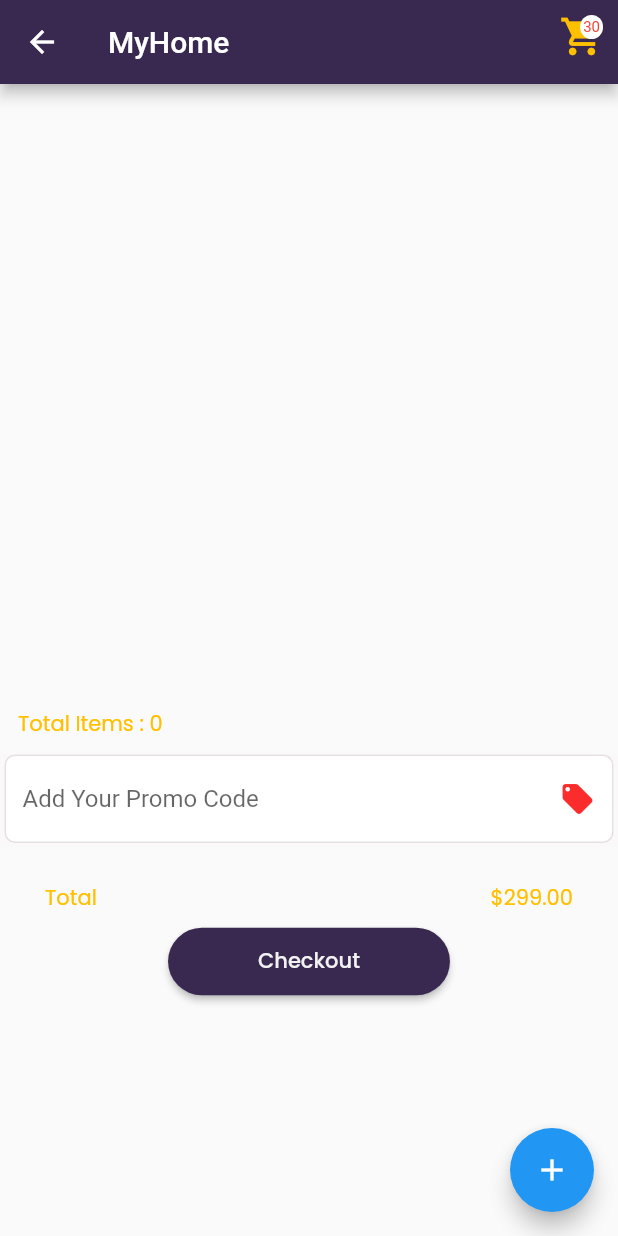
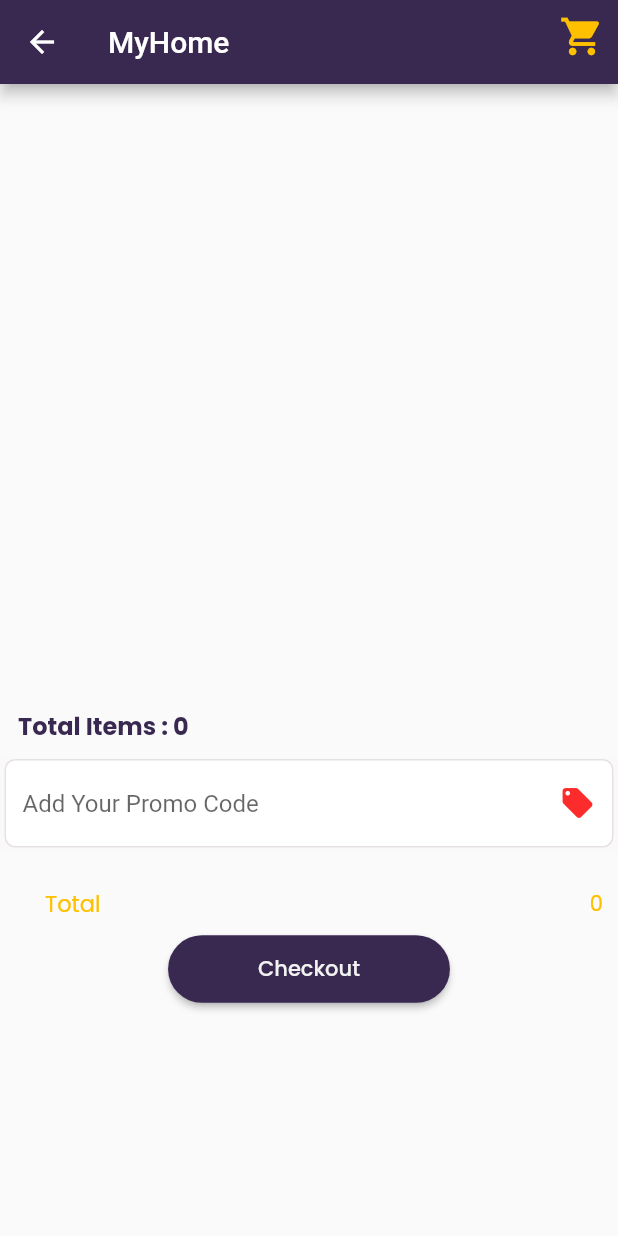
Before and after one commit to Hillarie-kip/Flutter_sqlite_cart, a Flutter app: the screen it shows after launch, after a tap on the "shopping cart" icon, on a phone screen of 412 x 824 dp. Run offline on Flutter 3.47's test engine with Material 2 defaults, Android fonts, the phone set to English and light mode, and no system bars; our stand-ins replace flutter_money_formatter, google_fonts, sqflite; missing offline and left inert: dart:ffi; accounts and stored records are empty.

Commit message:
display cartlsit

```diff
--- a/lib/screens/CartDetail.dart
+++ b/lib/screens/CartDetail.dart
@@ -242,7 +242,7 @@ class CartDetailState extends State<CartDetail> {
 			title: Text(title),
 			content: Text(message),
 		);
-		Future.delayed(Duration(seconds: 5), () {
+		Future.delayed(Duration(seconds: 1), () {
 			Navigator.of(context).pop(true);
 		});
 		showDialog(
--- a/lib/screens/CartList.dart
+++ b/lib/screens/CartList.dart
@@ -1,4 +1,5 @@
 import 'dart:async';
+import 'dart:convert';
 import 'package:flutter/material.dart';
 import 'package:flutter_app/constants/Constants.dart';
 import 'package:flutter_app/models/Cart.dart';
@@ -49,7 +50,7 @@ class CartListState extends State<CartList> {
 					backgroundColor: AppColors.PrimaryDarkColor,
 					title: Text("MyHome"),
 					actions: <Widget>[
-			cartIconWithBadge()
+		  	  cartIconWithBadge(counter: cartList.length,)
 		]
 
 		),
@@ -81,7 +82,7 @@ class CartListState extends State<CartList> {
 									),
 									footer(context),
 									SizedBox(
-										height: 10,
+										height: 20,
 									),
 									],
 							),
@@ -93,17 +94,7 @@ class CartListState extends State<CartList> {
 			),
 
 
-	    floatingActionButton: FloatingActionButton(
-		    onPressed: () {
-		      debugPrint('FAB clicked');
-		      navigateToDetail(Cart('123456', 1,'Hilla Restaurant', 2,'Pizza','123',2000,1,''), 'Add Cart');
-		    },
 
-		    tooltip: 'Add Cart',
-
-		    child: Icon(Icons.add),
-
-	    ),
     );
 
 
@@ -149,7 +140,7 @@ class CartListState extends State<CartList> {
 	  }
   }
 
-  void updateListView() {
+	void updateListView() {
 
 		final Future<Database> dbFuture = databaseHelper.initializeDatabase();
 		dbFuture.then((database) {
@@ -157,15 +148,16 @@ class CartListState extends State<CartList> {
 			Future<List<Cart>> noteListFuture = databaseHelper.getNoteList("123456");
 			noteListFuture.then((noteList) {
 				setState(() {
-				  this.cartList = noteList;
-				  this.count = noteList.length;
+					this.cartList = noteList;
+					this.count = noteList.length;
 				});
 			});
 		});
-  }
+	}
+
 
 	Widget getNoteListView() {
-
+		_calcTotal();
 
 		return ListView.builder(
 			itemCount: count,
@@ -289,14 +281,22 @@ class CartListState extends State<CartList> {
 
 
 
+	int _total ;
+	void _calcTotal() async{
+		_total = (await databaseHelper.getTotalPrice());
+		print(_total);
+		setState(() => _total );
+	}
+
 	createSubTitle() {
 		return Container(
 			alignment: Alignment.topLeft,
 			child: Text(
 				"Total Items : "+cartList.length.toString(),	style: GoogleFonts.poppins(
 					textStyle: TextStyle(
-							color: AppColors.colorAccent,
-							fontSize: 14)),
+							color: AppColors.PrimaryDarkColor,
+							fontSize: 16,
+					fontWeight: FontWeight.bold)),
 				textAlign: TextAlign.center,
 			),
 			margin: EdgeInsets.only(left: 12, top: 4),
@@ -318,14 +318,13 @@ class CartListState extends State<CartList> {
 									style: GoogleFonts.poppins(
 											textStyle: TextStyle(
 													color: AppColors.colorAccent,
-													fontSize: 14)),
+													fontSize: 15)),
 									textAlign: TextAlign.center,
 								),
 							),
 							Container(
-								margin: EdgeInsets.only(right: 30),
-								child: Text(
-									"\$299.00",
+								margin: EdgeInsets.only(right: 10),
+								child: Text(_total.toString() != null ? _total.toString() : 'loading ...',
 									style: GoogleFonts.poppins(
 											textStyle: TextStyle(
 													color: AppColors.colorAccent,
@@ -337,9 +336,10 @@ class CartListState extends State<CartList> {
 					),
 					SizedBox(height: 8),
 					RaisedButton(
-						onPressed: () {
+						onPressed: () async {
+
 							Navigator.push(context,
-								new MaterialPageRoute(builder: (context) => CheckOutPage()));
+								new MaterialPageRoute(builder: (context) => CheckOutPage(cartList)));
 						},
 						color: AppColors.PrimaryDarkColor,
 						padding: EdgeInsets.only(top: 12, left: 60, right: 60, bottom: 12),
--- a/lib/screens/CheckOutPage.dart
+++ b/lib/screens/CheckOutPage.dart
@@ -1,10 +1,13 @@
 import 'package:flutter/material.dart';
 import 'package:flutter_app/constants/Constants.dart';
+import 'package:flutter_app/models/Cart.dart';
 import 'package:flutter_app/utils/CustomTextStyle.dart';
 import 'package:flutter_money_formatter/flutter_money_formatter.dart';
 
 
 class CheckOutPage extends StatefulWidget {
+  CheckOutPage(List<Cart> cartList);
+
   @override
   _CheckOutPageState createState() => _CheckOutPageState();
 }
--- a/lib/utils/cartIconWithBadge.dart
+++ b/lib/utils/cartIconWithBadge.dart
@@ -3,7 +3,9 @@ import 'package:flutter_app/constants/Constants.dart';
 import 'package:flutter_app/screens/CartList.dart';
 
 class cartIconWithBadge extends StatelessWidget {
-  int counter = 30;
+  int counter ;
+  cartIconWithBadge({Key key, this.counter}) : super(key: key);
+
 
   @override
   Widget build(BuildContext context) {
```
Also changed, not shown: lib/models/Cart.dart (+18 -4 lines), lib/utils/database_helper.dart (+19 -11 lines).
